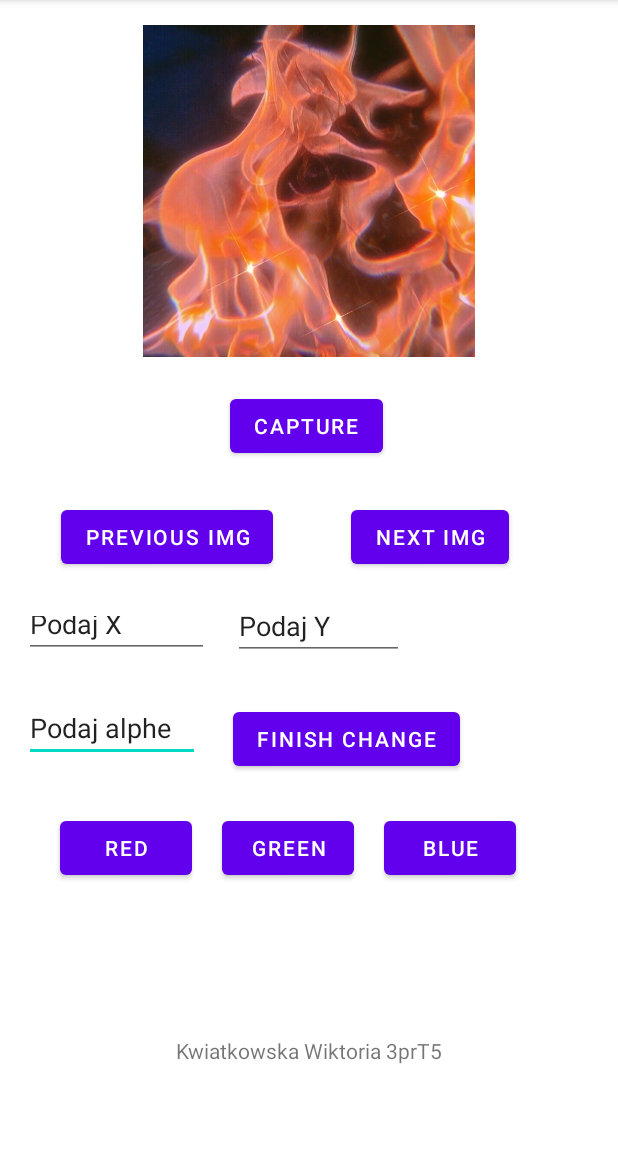
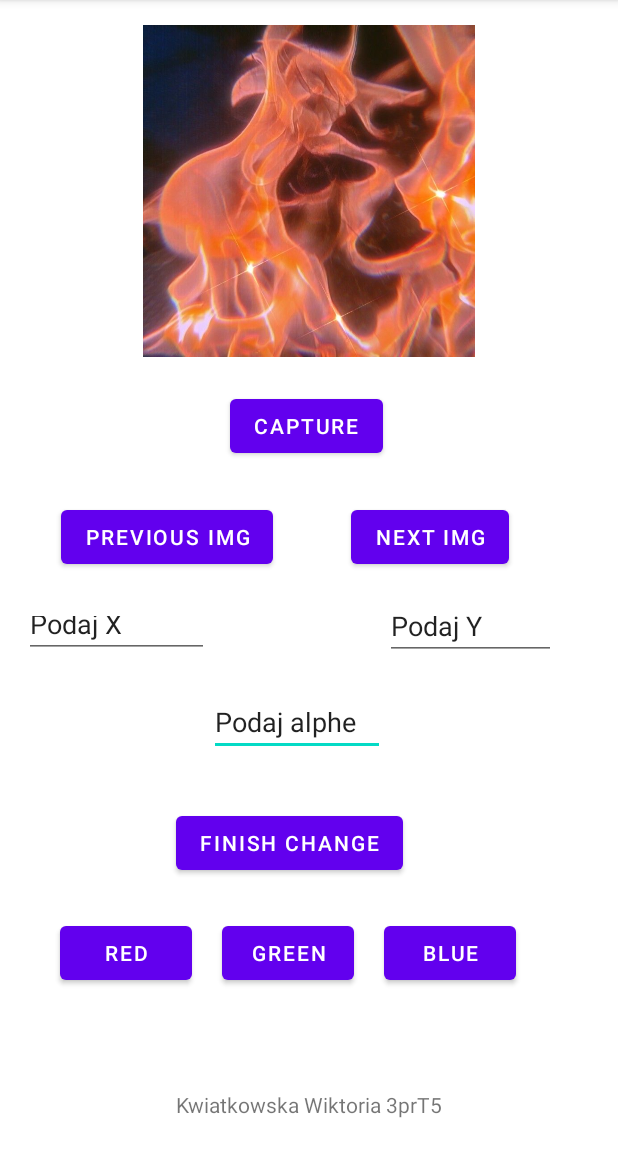
Before and after one commit to Kwiatkowska-W/camera, an Android app: the screen it shows after launch (MainActivity), on a phone screen of 412 x 824 dp, the part 84-1236 px from its top. Run offline under Robolectric (Android 15) with nearby library versions, the phone set to English and light mode, and no system bars.

Commit message:
nowe ustawienie przycisków

```diff
--- a/app/src/main/res/layout/activity_main.xml
+++ b/app/src/main/res/layout/activity_main.xml
@@ -16,10 +16,10 @@
         android:text="Podaj alphe"
         app:layout_constraintBottom_toBottomOf="parent"
         app:layout_constraintEnd_toEndOf="parent"
-        app:layout_constraintHorizontal_bias="0.054"
+        app:layout_constraintHorizontal_bias="0.472"
         app:layout_constraintStart_toStartOf="parent"
         app:layout_constraintTop_toBottomOf="@+id/button"
-        app:layout_constraintVertical_bias="0.382" />
+        app:layout_constraintVertical_bias="0.372" />
 
     <EditText
         android:id="@+id/textY"
@@ -30,7 +30,7 @@
         android:text="Podaj Y"
         app:layout_constraintBottom_toBottomOf="parent"
         app:layout_constraintEnd_toEndOf="parent"
-        app:layout_constraintHorizontal_bias="0.101"
+        app:layout_constraintHorizontal_bias="0.74"
         app:layout_constraintStart_toEndOf="@+id/textX"
         app:layout_constraintTop_toTopOf="@+id/textX"
         app:layout_constraintVertical_bias="0.0" />
@@ -101,12 +101,12 @@
         android:layout_width="wrap_content"
         android:layout_height="wrap_content"
         android:text="Finish change"
-        app:layout_constraintBottom_toBottomOf="parent"
+        app:layout_constraintBottom_toTopOf="@+id/green"
         app:layout_constraintEnd_toEndOf="parent"
-        app:layout_constraintHorizontal_bias="0.174"
-        app:layout_constraintStart_toEndOf="@+id/alpha"
-        app:layout_constraintTop_toTopOf="@+id/alpha"
-        app:layout_constraintVertical_bias="0.0" />
+        app:layout_constraintHorizontal_bias="0.451"
+        app:layout_constraintStart_toStartOf="parent"
+        app:layout_constraintTop_toBottomOf="@+id/alpha"
+        app:layout_constraintVertical_bias="0.571" />
 
     <TextView
         android:id="@+id/name"
@@ -116,7 +116,7 @@
         app:layout_constraintBottom_toBottomOf="parent"
         app:layout_constraintEnd_toEndOf="parent"
         app:layout_constraintStart_toStartOf="parent"
-        app:layout_constraintTop_toBottomOf="@+id/finish"
+        app:layout_constraintTop_toBottomOf="@+id/green"
         app:layout_constraintVertical_bias="0.75" />
 
     <Button
@@ -129,7 +129,7 @@
         app:layout_constraintHorizontal_bias="0.123"
         app:layout_constraintStart_toStartOf="parent"
         app:layout_constraintTop_toBottomOf="@+id/alpha"
-        app:layout_constraintVertical_bias="0.157" />
+        app:layout_constraintVertical_bias="0.497" />
 
     <Button
         android:id="@+id/green"
```
